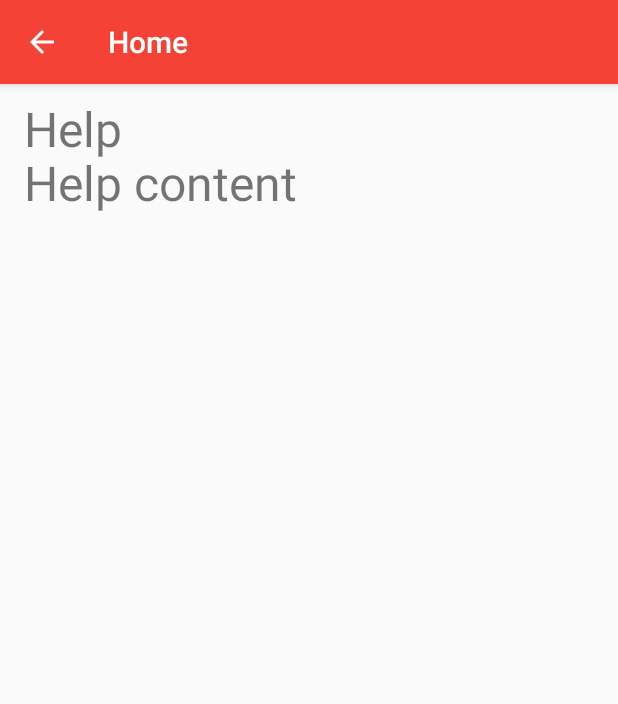
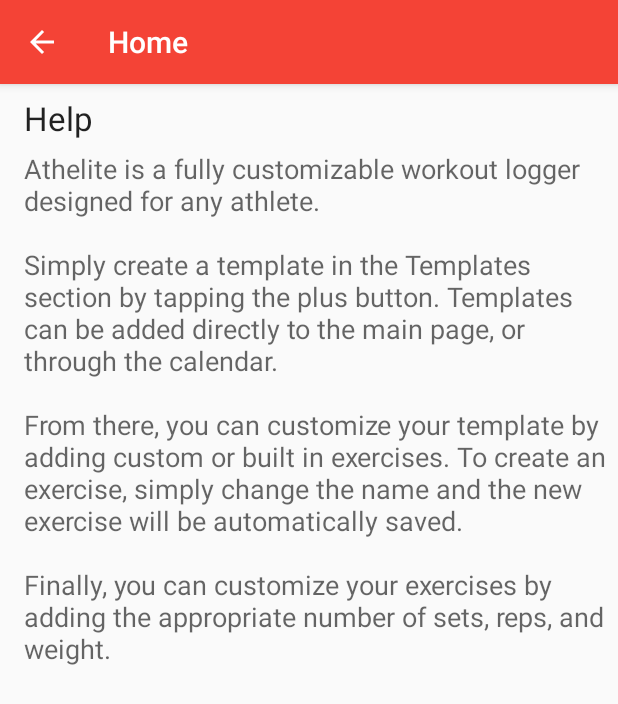
Before and after one commit to james-woo/athelite, an Android app: the screen it shows after launch (HelpActivity), in the options menu, after a tap on "Help", on a phone screen of 412 x 824 dp. Shown: the top 704 px of the screen. Run offline under Robolectric (Android 15) with nearby library versions, the phone set to English and light mode, and no system bars; libraries missing offline, so code that uses them is left out: com.prolificinteractive.materialcalendarview; 4 statements that could not run were skipped.

Commit message:
Updated help page

```diff
--- a/app/src/main/res/layout/activity_help.xml
+++ b/app/src/main/res/layout/activity_help.xml
@@ -26,7 +26,7 @@
         android:layout_height="wrap_content"
         android:id="@+id/help_text"
         android:text="@string/help_text"
-        android:textSize="32sp"
+        android:textAppearance="?android:attr/textAppearanceLarge"
         android:layout_marginTop="64dp"
         android:layout_marginStart="16dp"/>
 
@@ -35,7 +35,7 @@
         android:layout_height="wrap_content"
         android:id="@+id/help_text_content"
         android:text="@string/help_text_content"
-        android:textSize="32sp"
+        android:textAppearance="?android:attr/textAppearanceMedium"
         android:layout_marginTop="100dp"
         android:layout_marginStart="16dp"/>
 
--- a/app/src/main/res/values/strings.xml
+++ b/app/src/main/res/values/strings.xml
@@ -20,7 +20,7 @@
 
     <string name="back_to_calendar_page">Calendar</string>
     <string name="add_a_workout">Add A Workout</string>
-    <string name="no_workout_selected">No workout selected</string>
+    <string name="no_workout_selected">No Workout Selected</string>
 
     <string name="main_next_workout">Next Workout</string>
     <string name="main_today_workout">Today\'s Workout</string>
@@ -28,7 +28,13 @@
     <string name="title_activity_help">HelpActivity</string>
 
     <string name="help_text">Help</string>
-    <string name="help_text_content">Help content</string>
+    <string name="help_text_content">Athelite is a fully customizable workout logger designed for any athlete.
+        \n\nSimply create a template in the "Templates" section by tapping the plus button.
+        Templates can be added directly to the main page, or through the calendar.
+        \n\nFrom there, you can customize your template by adding custom or built in exercises.
+        To create an exercise, simply change the name and the new exercise will be automatically saved.
+        \n\nFinally, you can customize your exercises by adding the appropriate number of sets, reps,
+        and weight.</string>
     <string name="title_activity_settings">Settings</string>
 
     <!-- Strings related to Settings -->
```
